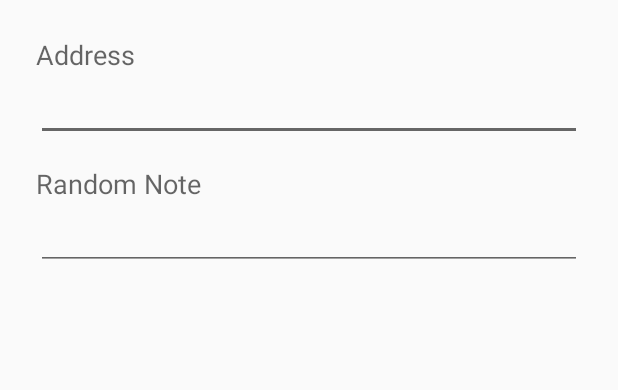
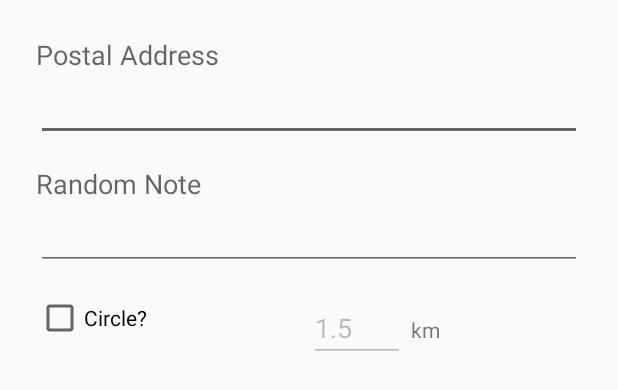
Before and after one commit to gfx/Android-HankeiN, an Android app: the layout dialog_edit_location_memo.xml on its own in the app's theme, with its tools: preview values and no code run, on a phone screen of 412 x 824 dp. Shown: the top 390 px of the screen. Run offline under Robolectric (Android 15) with nearby library versions, the phone set to English and light mode, and no system bars.

Commit message:
add radius options to the edit LocationMemo form

```diff
--- a/app/src/main/java/com/github/gfx/hankei_n/dependency/AppModule.java
+++ b/app/src/main/java/com/github/gfx/hankei_n/dependency/AppModule.java
@@ -16,7 +16,6 @@ import android.app.Application;
 import android.content.Context;
 import android.location.Geocoder;
 import android.os.Vibrator;
-import android.view.LayoutInflater;
 
 import java.util.Locale;
 
@@ -45,11 +44,6 @@ public class AppModule {
     @Provides
     Context provideContext() {
         return context;
-    }
-
-    @Provides
-    LayoutInflater getLayoutInflater(Context context) {
-        return LayoutInflater.from(context);
     }
 
     @Singleton
--- a/app/src/main/res/layout/card_location_memo.xml
+++ b/app/src/main/res/layout/card_location_memo.xml
@@ -8,6 +8,7 @@
             android:layout_width="match_parent"
             android:layout_height="wrap_content"
             android:layout_margin="8dp"
+            android:foreground="?android:attr/selectableItemBackground"
             app:cardCornerRadius="2dp"
             app:cardElevation="2dp"
             >
--- a/app/src/main/res/layout/dialog_edit_location_memo.xml
+++ b/app/src/main/res/layout/dialog_edit_location_memo.xml
@@ -20,7 +20,7 @@
                     android:gravity="start"
                     android:labelFor="@+id/edit_address"
                     android:text="@string/label_address"
-                    android:textAppearance="?android:attr/textAppearanceMedium"
+                    android:textAppearance="@style/TextAppearance.AppCompat.Medium"
                     />
 
             <AutoCompleteTextView
@@ -30,7 +30,10 @@
                     android:completionHint="@string/attribution_powered_by_google"
                     android:completionHintView="@layout/widget_powered_by_google"
                     android:completionThreshold="3"
+                    android:imeOptions="actionNext"
                     android:inputType="textPostalAddress"
+                    android:maxLength="512"
+                    android:maxLines="2"
                     />
         </LinearLayout>
 
@@ -47,19 +50,67 @@
                     android:gravity="start"
                     android:labelFor="@+id/edit_note"
                     android:text="@string/label_note"
-                    android:textAppearance="?android:attr/textAppearanceMedium"
+                    android:textAppearance="@style/TextAppearance.AppCompat.Medium"
                     />
 
             <EditText
                     android:id="@+id/edit_note"
                     android:layout_width="match_parent"
                     android:layout_height="wrap_content"
+                    android:imeOptions="actionDone"
                     android:inputType="text"
                     android:maxLength="512"
                     android:singleLine="true"
                     />
         </LinearLayout>
 
+        <LinearLayout
+                android:layout_width="match_parent"
+                android:layout_height="wrap_content"
+                android:layout_marginTop="16dp"
+                android:orientation="horizontal"
+                >
+
+            <CheckBox
+                    android:id="@+id/checkbox_circle"
+                    android:layout_width="0dp"
+                    android:layout_height="wrap_content"
+                    android:layout_weight="1"
+                    android:text="@string/circle_required"
+                    />
+
+            <LinearLayout
+                    android:layout_width="0dp"
+                    android:layout_height="wrap_content"
+                    android:layout_weight="1"
+                    android:orientation="horizontal"
+                    >
+
+                <EditText
+                        android:id="@+id/edit_radius"
+                        android:layout_width="wrap_content"
+                        android:layout_height="wrap_content"
+                        android:ems="3"
+                        android:enabled="false"
+                        android:inputType="number"
+                        android:maxLength="10"
+                        android:singleLine="true"
+                        android:text="@string/default_radius"
+                        />
+
+                <TextView
+                        android:layout_width="wrap_content"
+                        android:layout_height="wrap_content"
+                        android:gravity="start"
+                        android:labelFor="@+id/edit_radius"
+                        android:paddingEnd="4dp"
+                        android:paddingStart="4dp"
+                        android:text="@string/radius_unit"
+                        android:textAppearance="@style/TextAppearance.AppCompat.Small"
+                        />
+            </LinearLayout>
+
+        </LinearLayout>
 
     </LinearLayout>
 </layout>
--- a/app/src/main/res/values/strings.xml
+++ b/app/src/main/res/values/strings.xml
@@ -16,14 +16,17 @@
     <string name="dialog_button_add">Add</string>
     <string name="dialog_button_cancel">Cancel</string>
     <string name="about_add_location_memo">You can write memos for addresses</string>
-    <string name="add_location_memo">Add an address memo</string>
-    <string name="label_address">Address</string>
+    <string name="add_location_memo">Edit an address memo</string>
+    <string name="label_address">Postal Address</string>
     <string name="label_note">Random Note</string>
     <string name="attribution_powered_by_google">Powered by Google</string>
     <string name="errro_it_must_be_a_number">Error: It must be a number</string>
     <string name="ask_to_remove_memo">Do you remove it？</string>
     <string name="affirmative">Yes</string>
     <string name="negative">No</string>
+    <string name="circle_required">Circle?</string>
+    <string name="default_radius">1.5</string>
+    <string name="radius_unit">km</string>
 
     <!-- <string name="maps_v2_api_key">this value is filled by build.gradle</string> -->
 </resources>
```
Also changed, not shown: app/src/main/java/com/github/gfx/hankei_n/fragment/EditLocationMemoFragment.java (+45 -22 lines), app/src/main/java/com/github/gfx/hankei_n/model/LocationMemo.java (+9 -5 lines), 1 other file.
